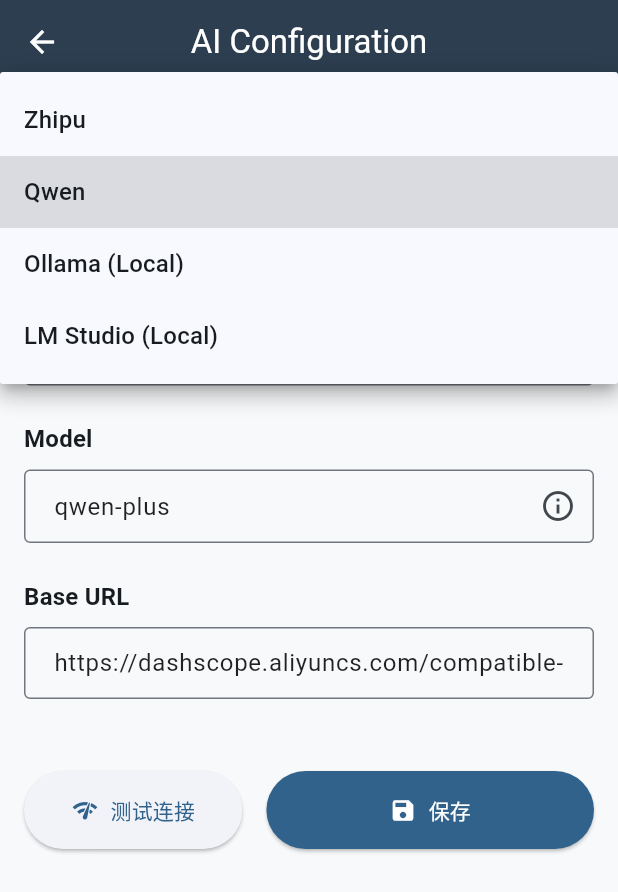
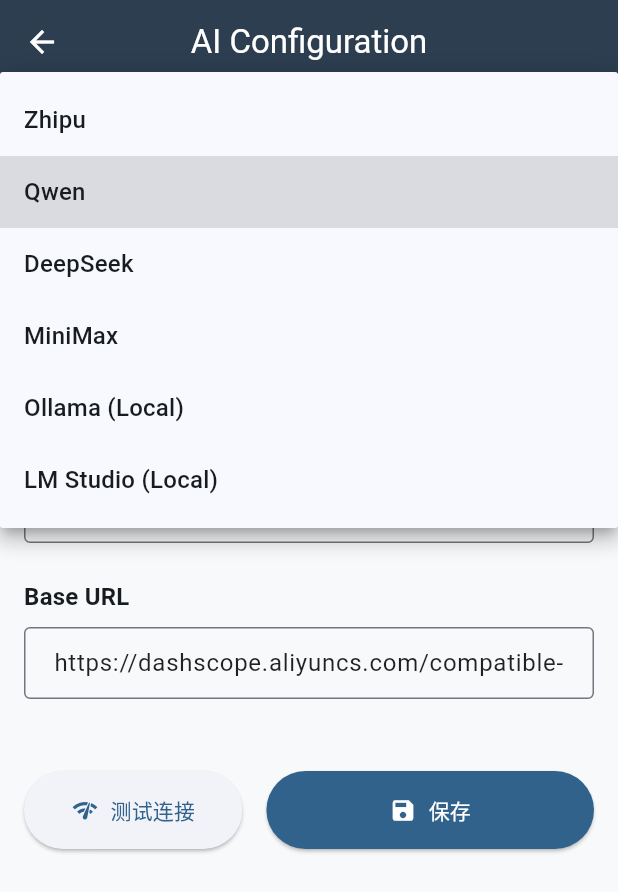
Before and after one commit to jjzhang2000/zhidu, a Flutter app: the AiConfigScreen screen opened directly, after a tap on "Qwen", on a phone screen of 412 x 824 dp. Shown: the top 892 px of the screen. Run offline on Flutter 3.47's test engine with Material 3 defaults, Android fonts, the light colour scheme and no system bars; our stand-ins replace file_picker, flutter_html; missing offline and left inert: epub_plus, markdown, pdfrx, screen_retriever, window_manager.

Commit message:
feat: 增强AI配置管理 - 保存历史配置、支持新提供商、优化本地模型体验
- 添加 savedAiConfigs 支持保存多个提供商的AI配置
- 新增 DeepSeek 和 MiniMax 大模型支持
- 本地模型(Ollama/LM Studio)无需输入API Key
- 自动迁移当前有效配置到已保存列表
- 统一 AIConfig.isValid 逻辑，复用 AiSettings 验证
- 下拉列表显示已保存配置标记(✓)

```diff
--- a/lib/l10n/app_en.arb
+++ b/lib/l10n/app_en.arb
@@ -57,6 +57,8 @@
   "remove": "Remove",
   "zhipuProvider": "Zhipu",
   "qwenProvider": "Qwen",
+  "deepseekProvider": "DeepSeek",
+  "minimaxProvider": "MiniMax",
   "ollamaProvider": "Ollama (Local)",
   "lmstudioProvider": "LM Studio (Local)",
   "chineseLanguage": "Simplified Chinese",
--- a/lib/l10n/app_ja.arb
+++ b/lib/l10n/app_ja.arb
@@ -57,6 +57,8 @@
   "remove": "削除",
   "zhipuProvider": "智譜",
   "qwenProvider": "通義千問",
+  "deepseekProvider": "DeepSeek",
+  "minimaxProvider": "MiniMax",
   "ollamaProvider": "Ollama（ローカル）",
   "lmstudioProvider": "LM Studio（ローカル）",
   "chineseLanguage": "簡体中国語",
--- a/lib/l10n/app_localizations.dart
+++ b/lib/l10n/app_localizations.dart
@@ -433,6 +433,18 @@
   /// **'Qwen'**
   String get qwenProvider;
 
+  /// No description provided for @deepseekProvider.
+  ///
+  /// In en, this message translates to:
+  /// **'DeepSeek'**
+  String get deepseekProvider;
+
+  /// No description provided for @minimaxProvider.
+  ///
+  /// In en, this message translates to:
+  /// **'MiniMax'**
+  String get minimaxProvider;
+
   /// No description provided for @ollamaProvider.
   ///
   /// In en, this message translates to:
--- a/lib/l10n/app_localizations_en.dart
+++ b/lib/l10n/app_localizations_en.dart
@@ -187,6 +187,12 @@
   String get qwenProvider => 'Qwen';
 
   @override
+  String get deepseekProvider => 'DeepSeek';
+
+  @override
+  String get minimaxProvider => 'MiniMax';
+
+  @override
   String get ollamaProvider => 'Ollama (Local)';
 
   @override
--- a/lib/l10n/app_localizations_ja.dart
+++ b/lib/l10n/app_localizations_ja.dart
@@ -187,6 +187,12 @@
   String get qwenProvider => '通義千問';
 
   @override
+  String get deepseekProvider => 'DeepSeek';
+
+  @override
+  String get minimaxProvider => 'MiniMax';
+
+  @override
   String get ollamaProvider => 'Ollama（ローカル）';
 
   @override
--- a/lib/l10n/app_localizations_zh.dart
+++ b/lib/l10n/app_localizations_zh.dart
@@ -187,6 +187,12 @@
   String get qwenProvider => '通义千问';
 
   @override
+  String get deepseekProvider => 'DeepSeek';
+
+  @override
+  String get minimaxProvider => 'MiniMax';
+
+  @override
   String get ollamaProvider => 'Ollama（本地）';
 
   @override
--- a/lib/l10n/app_zh.arb
+++ b/lib/l10n/app_zh.arb
@@ -98,6 +98,8 @@
   "remove": "移除",
   "zhipuProvider": "智谱",
   "qwenProvider": "通义千问",
+  "deepseekProvider": "DeepSeek",
+  "minimaxProvider": "MiniMax",
   "ollamaProvider": "Ollama（本地）",
   "lmstudioProvider": "LM Studio（本地）",
   "chineseLanguage": "简体中文",
--- a/lib/models/app_settings.dart
+++ b/lib/models/app_settings.dart
@@ -48,6 +48,13 @@
   /// API基础URL
   final String baseUrl;
 
+  /// 该提供商是否需要 API Key
+  /// 用于 isValid 验证逻辑
+  bool get requiresApiKey {
+    const localProviders = {'ollama', 'lmstudio'};
+    return !localProviders.contains(provider);
+  }
+
   /// 构造函数
   AiSettings({
     this.provider = 'qwen',
@@ -95,19 +102,19 @@
   /// 检查配置是否有效
   ///
   /// 验证规则：
-  /// - 对于Ollama：baseUrl不能为空
-  /// - 对于其他提供商：API Key不能为空且不能为占位符字符串
+  /// - 需要 API Key 的提供商：apiKey 不能为空且不能为占位符字符串
+  /// - 不需要 API Key 的提供商（如 Ollama）：baseUrl 不能为空
   bool get isValid {
-    if (provider == 'ollama') {
-      // Ollama本地模型不需要API密钥，只需要有效的base URL
+    if (requiresApiKey) {
+      return apiKey.isNotEmpty && !_isPlaceholderApiKey(apiKey);
+    } else {
       return baseUrl.isNotEmpty;
-    } else {
-      // 其他提供商仍需要有效的API密钥
-      return apiKey.isNotEmpty &&
-          apiKey != 'YOUR_API_KEY' &&
-          apiKey != 'YOUR_ZHIPU_API_KEY_HERE' &&
-          apiKey != 'YOUR_QWEN_API_KEY_HERE';
     }
+  }
+
+  /// 检查 API Key 是否为占位符字符串
+  bool _isPlaceholderApiKey(String key) {
+    return key.startsWith('YOUR_') && key.endsWith('_HERE');
   }
 }
 
@@ -227,6 +234,11 @@
   /// AI设置
   final AiSettings aiSettings;
 
+  /// 已保存的AI配置列表
+  /// 用于保存用户曾经配置过的所有AI提供商配置，方便下次直接使用
+  /// key 为 provider，value 为该提供商的完整AiSettings配置
+  final Map<String, AiSettings> savedAiConfigs;
+
   /// 主题设置
   final ThemeSettings themeSettings;
 
@@ -239,22 +251,26 @@
   /// 构造函数
   AppSettings({
     AiSettings? aiSettings,
+    Map<String, AiSettings>? savedAiConfigs,
     ThemeSettings? themeSettings,
     LanguageSettings? languageSettings,
     this.version = 1,
   })  : aiSettings = aiSettings ?? AiSettings(),
+        savedAiConfigs = savedAiConfigs ?? {},
         themeSettings = themeSettings ?? ThemeSettings(),
         languageSettings = languageSettings ?? LanguageSettings();
 
   /// 创建副本
   AppSettings copyWith({
     AiSettings? aiSettings,
+    Map<String, AiSettings>? savedAiConfigs,
     ThemeSettings? themeSettings,
     LanguageSettings? languageSettings,
     int? version,
   }) {
     return AppSettings(
       aiSettings: aiSettings ?? this.aiSettings,
+      savedAiConfigs: savedAiConfigs ?? this.savedAiConfigs,
       themeSettings: themeSettings ?? this.themeSettings,
       languageSettings: languageSettings ?? this.languageSettings,
       version: version ?? this.version,
@@ -265,6 +281,9 @@
   Map<String, dynamic> toJson() {
     return {
       'aiSettings': aiSettings.toJson(),
+      'savedAiConfigs': savedAiConfigs.map(
+        (key, value) => MapEntry(key, value.toJson()),
+      ),
       'themeSettings': themeSettings.toJson(),
       'languageSettings': languageSettings.toJson(),
       'version': version,
@@ -273,10 +292,19 @@
 
   /// 从JSON反序列化
   factory AppSettings.fromJson(Map<String, dynamic> json) {
+    Map<String, AiSettings> savedAiConfigs = {};
+    if (json['savedAiConfigs'] != null) {
+      final configsMap = json['savedAiConfigs'] as Map<String, dynamic>;
+      configsMap.forEach((key, value) {
+        savedAiConfigs[key] = AiSettings.fromJson(value as Map<String, dynamic>);
+      });
+    }
+
     return AppSettings(
       aiSettings: json['aiSettings'] != null
           ? AiSettings.fromJson(json['aiSettings'])
           : null,
+      savedAiConfigs: savedAiConfigs,
       themeSettings: json['themeSettings'] != null
           ? ThemeSettings.fromJson(json['themeSettings'])
           : null,
--- a/lib/screens/ai_config_screen.dart
+++ b/lib/screens/ai_config_screen.dart
@@ -48,6 +48,8 @@
   static const _providers = [
     MapEntry('zhipu', '智谱'),
     MapEntry('qwen', '通义千问'),
+    MapEntry('deepseek', 'DeepSeek'),
+    MapEntry('minimax', 'MiniMax'),
     MapEntry('ollama', 'Ollama（本地）'),
     MapEntry('lmstudio', 'LM Studio（本地）'),
   ];
@@ -57,6 +59,8 @@
     return [
       MapEntry('zhipu', localizations.zhipuProvider),
       MapEntry('qwen', localizations.qwenProvider),
+      MapEntry('deepseek', localizations.deepseekProvider),
+      MapEntry('minimax', localizations.minimaxProvider),
       MapEntry('ollama', localizations.ollamaProvider),
       MapEntry('lmstudio', localizations.lmstudioProvider),
     ];
@@ -78,6 +82,8 @@
   static const _modelsByProvider = {
     'zhipu': ['glm-4-flash', 'glm-4', 'glm-4-plus'],
     'qwen': ['qwen-turbo', 'qwen-plus', 'qwen-max'],
+    'deepseek': ['deepseek-chat', 'deepseek-reasoner'],
+    'minimax': ['MiniMax-M1', 'MiniMax-Text-01'],
     'lmstudio': ['local-model', 'Llama-3.2-3B-Instruct', 'phi3', 'gemma2'],
   };
 
@@ -85,6 +91,8 @@
   static const _defaultBaseUrls = {
     'zhipu': 'https://open.bigmodel.cn/api/paas/v4',
     'qwen': 'https://dashscope.aliyuncs.com/compatible-mode/v1',
+    'deepseek': 'https://api.deepseek.com/v1',
+    'minimax': 'https://api.minimaxi.com/v1',
     'ollama': 'http://localhost:11434/v1',
     'lmstudio': 'http://localhost:1234/v1',
   };
@@ -128,20 +136,33 @@
         : [];
   }
 
+  /// 当前选中的提供商是否需要 API Key
+  bool get _requiresApiKey {
+    final settings = AiSettings(
+      provider: _selectedProvider,
+      apiKey: '',
+      model: '',
+      baseUrl: '',
+    );
+    return settings.requiresApiKey;
+  }
+
   /// 加载当前AI设置
   ///
   /// 从SettingsService读取当前配置，初始化表单状态
   void _loadCurrentSettings() {
     final aiSettings = _settingsService.settings.aiSettings;
     _selectedProvider = aiSettings.provider;
-    // 确保 provider 在有效范围内
     if (!_providers.any((entry) => entry.key == _selectedProvider)) {
-      _selectedProvider = _providers.first.key; // 默认选择第一个
+      _selectedProvider = _providers.first.key;
     }
     _selectedModel = aiSettings.model;
-    _apiKeyController = TextEditingController(text: aiSettings.apiKey);
+    final needsApiKey = _requiresApiKey;
+    _apiKeyController = TextEditingController(
+      text: needsApiKey ? aiSettings.apiKey : '',
+    );
     _modelController =
-        TextEditingController(text: aiSettings.model); // 添加模型控制器初始化
+        TextEditingController(text: aiSettings.model);
     _baseUrlController = TextEditingController(
       text: aiSettings.baseUrl.isNotEmpty
           ? aiSettings.baseUrl
@@ -167,15 +188,35 @@
   ///
   /// 当用户选择新的提供商时：
   /// 1. 更新选中的提供商
-  /// 2. 自动切换到该提供商的第一个推荐模型（用于模型输入框的建议）
-  /// 3. 更新Base URL为默认值
+  /// 2. 如果该提供商有已保存的配置，自动填充表单
+  /// 3. 如果该提供商是当前有效的配置，自动填充当前配置
+  /// 4. 如果没有已保存的配置，自动切换到该提供商的默认值
   void _onProviderChanged(String? newProvider) {
     if (newProvider == null || newProvider == _selectedProvider) return;
 
     setState(() {
       _selectedProvider = newProvider;
-      _baseUrlController.text = _defaultBaseUrls[newProvider]!;
       _testResultMessage = null;
+
+      final savedConfig = _settingsService.getSavedAiConfigForProvider(newProvider);
+      final currentAiSettings = _settingsService.settings.aiSettings;
+      final isCurrentConfig = newProvider == currentAiSettings.provider &&
+          currentAiSettings.isValid;
+
+      if (savedConfig != null) {
+        _apiKeyController.text = savedConfig.apiKey;
+        _modelController.text = savedConfig.model;
+        _baseUrlController.text = savedConfig.baseUrl;
+      } else if (isCurrentConfig) {
+        _apiKeyController.text = currentAiSettings.apiKey;
+        _modelController.text = currentAiSettings.model;
+        _baseUrlController.text = currentAiSettings.baseUrl;
+      } else {
+        _baseUrlController.text = _defaultBaseUrls[newProvider]!;
+        if (!_requiresApiKey) {
+          _apiKeyController.clear();
+        }
+      }
     });
   }
 
@@ -314,8 +355,11 @@
   ///
   /// 包含：
   /// - 标签文字
-  /// - 下拉选择框（智谱/通义千问）
+  /// - 下拉选择框（智谱/通义千问等）
+  /// - 已保存配置的提示图标（书签图标或当前有效配置）
   Widget _buildProviderSection() {
+    final currentAiSettings = _settingsService.settings.aiSettings;
+
     return Column(
       crossAxisAlignment: CrossAxisAlignment.start,
       children: [
@@ -333,9 +377,23 @@
             contentPadding: EdgeInsets.symmetric(horizontal: 16, vertical: 12),
           ),
           items: _getCurrentProviders().map((entry) {
-            return DropdownMenuItem(
+            final isSavedConfig = _settingsService.hasSavedAiConfigForProvider(entry.key);
+            final isCurrentValidConfig = entry.key == currentAiSettings.provider &&
+                currentAiSettings.isValid;
+            final hasConfig = isSavedConfig || isCurrentValidConfig;
+
+            final displayText = hasConfig ? '${entry.value} ✓' : entry.value;
+            return DropdownMenuItem<String>(
               value: entry.key,
-              child: Text(entry.value),
+              child: Text(
+                displayText,
+                style: hasConfig
+                    ? TextStyle(
+                        fontWeight: FontWeight.w500,
+                        color: Theme.of(context).colorScheme.primary,
+                      )
+                    : null,
+              ),
             );
           }).toList(),
           onChanged: _onProviderChanged,
@@ -355,13 +413,60 @@
   /// 包含：
   /// - 标签文字
   /// - 文本输入框（支持显示/隐藏切换）
-  /// - 验证：不能为空
+  /// - 对于本地模型（Ollama/LM Studio），显示提示而非输入框
   Widget _buildApiKeySection() {
+    final loc = AppLocalizations.of(context);
+
+    if (!_requiresApiKey) {
+      return Column(
+        crossAxisAlignment: CrossAxisAlignment.start,
+        children: [
+          Text(
+            loc?.apiKey ?? 'API Key',
+            style: Theme.of(context).textTheme.titleMedium?.copyWith(
+                  fontWeight: FontWeight.bold,
+                ),
+          ),
+          const SizedBox(height: 8),
+          Container(
+            width: double.infinity,
+            padding: const EdgeInsets.all(16),
+            decoration: BoxDecoration(
+              color: Colors.grey.withOpacity(0.1),
+              borderRadius: BorderRadius.circular(8),
+              border: Border.all(
+                color: Colors.grey.withOpacity(0.3),
+              ),
+            ),
+            child: Row(
+              children: [
+                Icon(
+                  Icons.info_outline,
+                  color: Colors.grey[600],
+                  size: 20,
+                ),
+                const SizedBox(width: 12),
+                Expanded(
+                  child: Text(
+                    '本地模型不需要 API Key',
+                    style: TextStyle(
+                      color: Colors.grey[600],
+                      fontSize: 14,
+                    ),
+                  ),
+                ),
+              ],
+            ),
+          ),
+        ],
+      );
+    }
+
     return Column(
       crossAxisAlignment: CrossAxisAlignment.start,
       children: [
         Text(
-          AppLocalizations.of(context)?.apiKey ?? 'API Key',
+          loc?.apiKey ?? 'API Key',
           style: Theme.of(context).textTheme.titleMedium?.copyWith(
                 fontWeight: FontWeight.bold,
               ),
--- a/lib/services/ai_service.dart
+++ b/lib/services/ai_service.dart
@@ -114,14 +114,19 @@
   /// 功能：检查配置是否有效
   ///
   /// 验证规则：
-  /// - API Key不能为空
-  /// - API Key不能为占位符字符串（YOUR_ZHIPU_API_KEY_HERE、YOUR_QWEN_API_KEY_HERE）
+  /// - 对于需要 API Key 的提供商：apiKey 不能为空且不能为占位符字符串
+  /// - 对于不需要 API Key 的提供商（如 Ollama）：baseUrl 不能为空
   ///
   /// 返回值：true表示配置有效，false表示无效
-  bool get isValid =>
-      apiKey.isNotEmpty &&
-      apiKey != 'YOUR_ZHIPU_API_KEY_HERE' &&
-      apiKey != 'YOUR_QWEN_API_KEY_HERE';
+  bool get isValid {
+    final settings = AiSettings(
+      provider: provider,
+      apiKey: apiKey,
+      model: model,
+      baseUrl: baseUrl,
+    );
+    return settings.isValid;
+  }
 
   /// 方法名：fromAiSettings
   /// 功能：从AiSettings创建AIConfig实例
--- a/lib/services/ai_service_simple.dart
+++ b/lib/services/ai_service_simple.dart
@@ -113,14 +113,19 @@
   /// 功能：检查配置是否有效
   ///
   /// 验证规则：
-  /// - API Key不能为空
-  /// - API Key不能为占位符字符串（YOUR_ZHIPU_API_KEY_HERE、YOUR_QWEN_API_KEY_HERE）
+  /// - 对于需要 API Key 的提供商：apiKey 不能为空且不能为占位符字符串
+  /// - 对于不需要 API Key 的提供商（如 Ollama）：baseUrl 不能为空
   ///
   /// 返回值：true表示配置有效，false表示无效
-  bool get isValid =>
-      apiKey.isNotEmpty &&
-      apiKey != 'YOUR_ZHIPU_API_KEY_HERE' &&
-      apiKey != 'YOUR_QWEN_API_KEY_HERE';
+  bool get isValid {
+    final settings = AiSettings(
+      provider: provider,
+      apiKey: apiKey,
+      model: model,
+      baseUrl: baseUrl,
+    );
+    return settings.isValid;
+  }
 
   /// 方法名：fromAiSettings
   /// 功能：从AiSettings创建AIConfig实例
```
Also changed, not shown: lib/services/settings_service.dart (+50 -1 lines).
